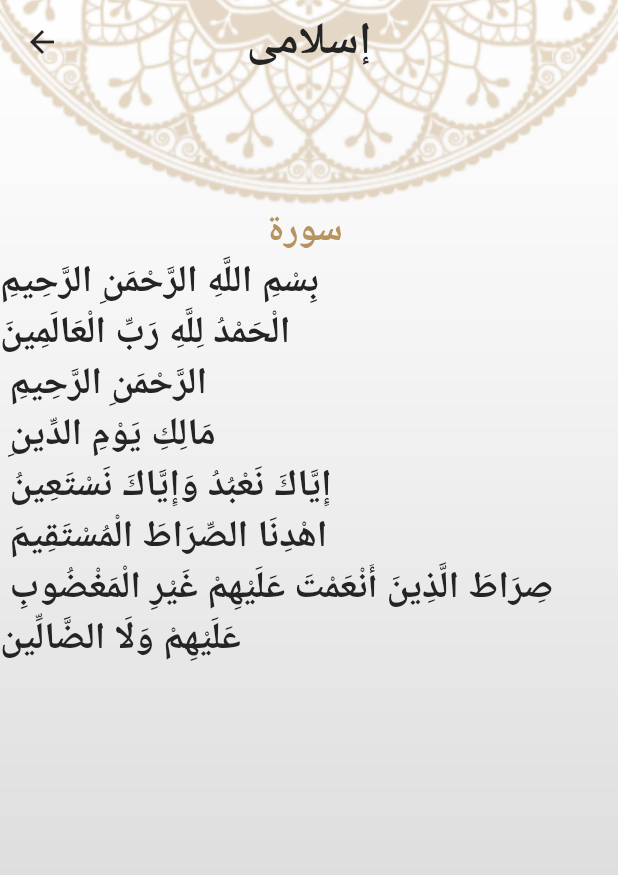
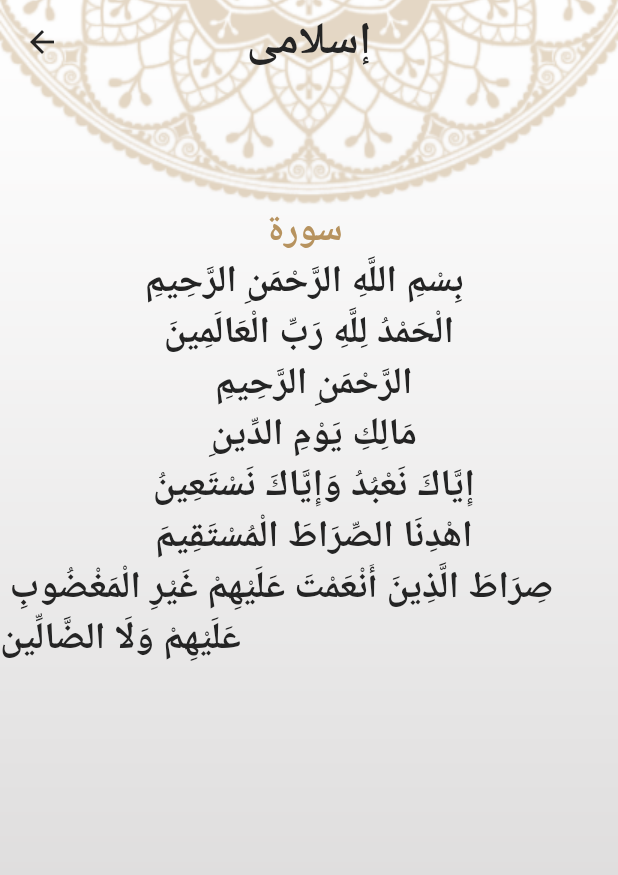
Before and after one commit to mahmoudgamal1704/Islami_App, a Flutter app: the SuraDetails screen opened directly with empty values, on a phone screen of 412 x 824 dp. Shown: the top 875 px of the screen. Run offline on Flutter 3.47's test engine with Material 2 defaults, Android fonts, the phone set to English and light mode, and no system bars.

```diff
--- a/lib/data.dart
+++ b/lib/data.dart
@@ -232,4 +232,6 @@ class AppData {
     "5",
     "6"
   ];
+
+
 }
--- a/lib/home_screen/surasnames.dart
+++ b/lib/home_screen/surasnames.dart
@@ -1,7 +1,5 @@
 import 'package:flutter/material.dart';
-
 import 'package:islami/data.dart';
-
 import '../mytheme.dart';
 import '../suradetails/sura.dart';
 import '../suradetails/suramodel.dart';
--- a/lib/suradetails/sura.dart
+++ b/lib/suradetails/sura.dart
@@ -34,6 +34,7 @@ class _SuraDetailsState extends State<SuraDetails> {
           centerTitle: true,
         ),
         body: Container(
+          // alignment: Alignment.centerRight,
           margin: EdgeInsets.only(top: 80),
           width: double.infinity,
           child: Column(
@@ -48,10 +49,12 @@ class _SuraDetailsState extends State<SuraDetails> {
                 itemBuilder: (context, index) {
                   return ayat.isEmpty
                       ? CircularProgressIndicator()
-                      : Text(
-                          ayat[index],
-                          style: Theme.of(context).textTheme.subtitle2,
-                        );
+                      : Center(
+                        child: Text(
+                            ayat[index],
+                            style: Theme.of(context).textTheme.subtitle2,
+                          ),
+                      );
                 },
               ))
             ],
```
